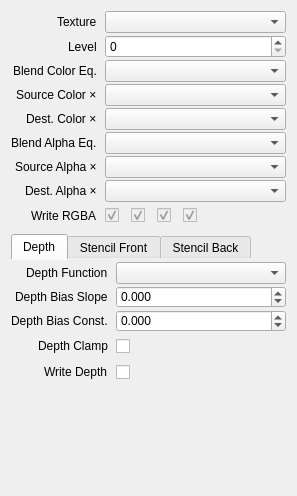
The window that src/session/AttachmentProperties.ui (houmain/gpupad) describes before a commit, drawn with Qt 5.
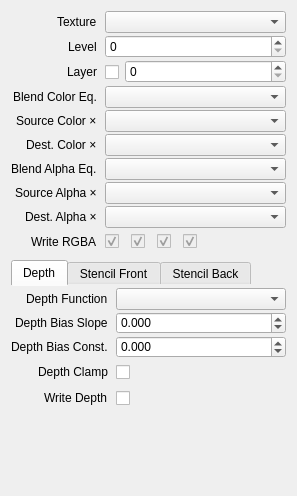
The same window after the commit. Custom widgets are drawn as their Qt base class.

Commit message: Layered framebuffer attachments

Patch:
```diff
--- a/src/session/AttachmentProperties.ui
+++ b/src/session/AttachmentProperties.ui
@@ -58,73 +58,80 @@
       <widget class="QSpinBox" name="level"/>
      </item>
      <item row="2" column="0">
+      <widget class="QLabel" name="labelLayer">
+       <property name="text">
+        <string>Layer</string>
+       </property>
+      </widget>
+     </item>
+     <item row="3" column="0">
       <widget class="QLabel" name="labelBlendColorEq">
        <property name="text">
         <string>Blend Color Eq.</string>
        </property>
       </widget>
      </item>
-     <item row="2" column="1">
+     <item row="3" column="1">
       <widget class="DataComboBox" name="blendColorEq"/>
      </item>
-     <item row="3" column="0">
+     <item row="4" column="0">
       <widget class="QLabel" name="labelBlendColorSource">
        <property name="text">
         <string>&lt;html&gt;Source Color &amp;#215;&lt;/html&gt;</string>
        </property>
       </widget>
      </item>
-     <item row="3" column="1">
+     <item row="4" column="1">
       <widget class="DataComboBox" name="blendColorSource"/>
      </item>
-     <item row="4" column="0">
+     <item row="5" column="0">
       <widget class="QLabel" name="labelBlendColorDest">
        <property name="text">
         <string>&lt;html&gt;Dest. Color &amp;#215;&lt;/html&gt;</string>
        </property>
       </widget>
      </item>
-     <item row="4" column="1">
+     <item row="5" column="1">
       <widget class="DataComboBox" name="blendColorDest"/>
      </item>
-     <item row="5" column="0">
+     <item row="6" column="0">
       <widget class="QLabel" name="labelBlendAlphaEq">
        <property name="text">
         <string>Blend Alpha Eq.</string>
        </property>
       </widget>
      </item>
-     <item row="5" column="1">
+     <item row="6" column="1">
       <widget class="DataComboBox" name="blendAlphaEq"/>
      </item>
-     <item row="6" column="0">
+     <item row="7" column="0">
       <widget class="QLabel" name="labelBlendAlphaSource">
        <property name="text">
         <string>&lt;html&gt;Source Alpha &amp;#215;&lt;/html&gt;</string>
        </property>
       </widget>
      </item>
-     <item row="6" column="1">
+     <item row="7" column="1">
       <widget class="DataComboBox" name="blendAlphaSource"/>
      </item>
-     <item row="7" column="0">
+     <item row="8" column="0">
       <widget class="QLabel" name="labelBlendAlphaDest">
        <property name="text">
         <string>&lt;html&gt;Dest. Alpha &amp;#215;&lt;/html&gt;</string>
        </property>
       </widget>
      </item>
-     <item row="7" column="1">
+     <item row="8" column="1">
       <widget class="DataComboBox" name="blendAlphaDest"/>
      </item>
-     <item row="8" column="0">
+     <item row="9" column="0">
       <widget class="QLabel" name="labelColorWriteMask">
        <property name="text">
         <string>Write RGBA</string>
        </property>
       </widget>
      </item>
-     <item row="8" column="1">
+     <item row="9" column="1">
       <widget class="QWidget" name="colorWriteMask" native="true">
        <property name="enabled">
         <bool>false</bool>
@@ -207,6 +214,47 @@
        </layout>
       </widget>
      </item>
+     <item row="2" column="1">
+      <widget class="QWidget" name="layerWidget" native="true">
+       <layout class="QHBoxLayout" name="horizontalLayout">
+        <property name="leftMargin">
+         <number>0</number>
+        </property>
+        <property name="topMargin">
+         <number>0</number>
+        </property>
+        <property name="rightMargin">
+         <number>0</number>
+        </property>
+        <property name="bottomMargin">
+         <number>0</number>
+        </property>
+        <item>
+         <widget class="QCheckBox" name="layered">
+          <property name="minimumSize">
+           <size>
+            <width>0</width>
+            <height>24</height>
+           </size>
+          </property>
+          <property name="text">
+           <string/>
+          </property>
+         </widget>
+        </item>
+        <item>
+         <widget class="QSpinBox" name="layer">
+          <property name="sizePolicy">
+           <sizepolicy hsizetype="Expanding" vsizetype="Fixed">
+            <horstretch>0</horstretch>
+            <verstretch>0</verstretch>
+           </sizepolicy>
+          </property>
+         </widget>
+        </item>
+       </layout>
+      </widget>
+     </item>
     </layout>
    </item>
    <item>
```
The commit also changes 11 other files.
